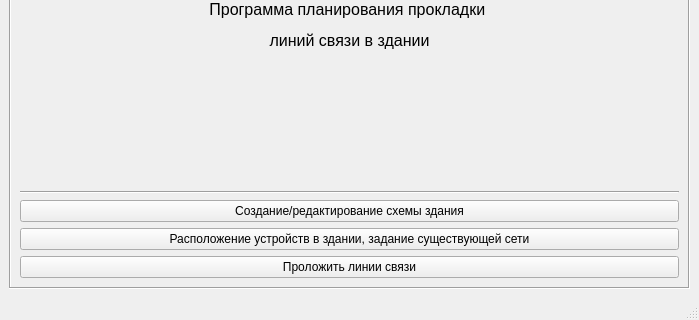
bondarev-al/PPCofCLinB, file mainwindow.ui: the form before one commit; both pictures show x 0 to 699 and y 156 to 476 of the 699 by 476 pixel window.
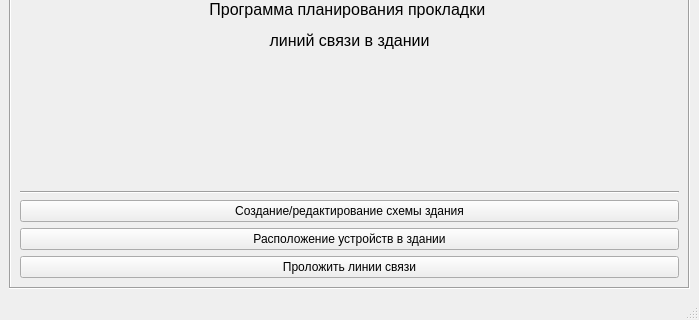
The form after the commit. Icons and pictures are not drawn.

Commit message: Исправлено название

```diff
--- a/mainwindow.ui
+++ b/mainwindow.ui
@@ -86,7 +86,7 @@
             <cursorShape>PointingHandCursor</cursorShape>
            </property>
            <property name="text">
-            <string>Расположение устройств в здании, задание существующей сети</string>
+            <string>Расположение устройств в здании</string>
            </property>
           </widget>
          </item>
```
The commit also changes 1 other file.
